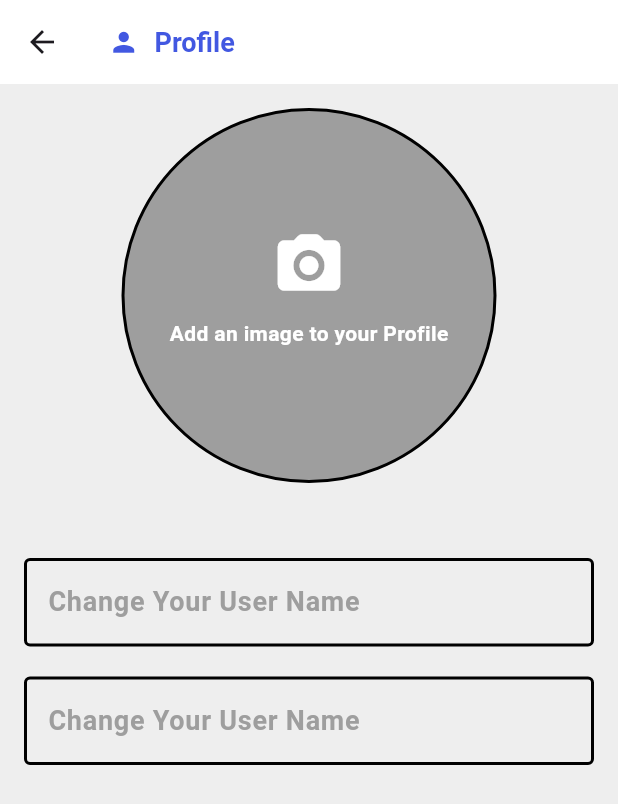
After one commit to Anes2021/myB_blog_application, a Flutter app: the screen it shows once a user with an empty profile is signed in, in the side drawer, after a tap on "Profile", on a phone screen of 412 x 824 dp. The commit adds this screen. Shown: the top 804 px of the screen. Run offline on Flutter 3.47's test engine with Material 3 defaults, Android fonts, the phone set to English and light mode, and no system bars; our stand-ins replace cherry_toast, cloud_firestore, firebase_auth, firebase_core, firebase_storage, google_fonts and 2 more; accounts and stored records are empty.

Commit message:
add Comments_Screen so every one feel free to delete or go back to his comments in any time + Profile_Screen UI

```diff
--- a/lib/models/comment_model.dart
+++ b/lib/models/comment_model.dart
@@ -4,9 +4,11 @@ class CommentModel {
   final String username;
   final String description;
   final DateTime date;
+  final String blogId;
 
   CommentModel({
     required this.date,
+    required this.blogId,
     required this.id,
     required this.userId,
     required this.username,
@@ -20,6 +22,7 @@ class CommentModel {
       'username': username,
       'description': description,
       "userId": userId,
+      "blogId": blogId,
       'date': date.toIso8601String(),
     };
   }
@@ -29,6 +32,7 @@ class CommentModel {
     return CommentModel(
       id: json['id'] as String,
       username: json['username'] as String,
+      blogId: json['blogId'] as String,
       description: json['description'] as String,
       date: DateTime.parse(json['date']),
       userId: json['userId'] as String,
--- a/lib/screens/blog_screen.dart
+++ b/lib/screens/blog_screen.dart
@@ -453,6 +453,7 @@ class _BlogScreenState extends State<BlogScreen> {
       userId: auth.currentUser!.uid,
       username: userModel.userName,
       description: _commentController.text.trim(),
+      blogId: widget.blogModel.id,
     );
 
     await firestore
--- a/lib/screens/home_screen.dart
+++ b/lib/screens/home_screen.dart
@@ -11,6 +11,8 @@ import 'package:mustaqim/models/blog_model.dart';
 import 'package:mustaqim/screens/auth/login_screen.dart';
 import 'package:mustaqim/screens/auth/registration_screen.dart';
 import 'package:mustaqim/screens/blog_screen.dart';
+import 'package:mustaqim/screens/comments_screen.dart';
+import 'package:mustaqim/screens/profile_screen.dart';
 
 class HomeScreen extends StatefulWidget {
   const HomeScreen({super.key});
@@ -60,10 +62,11 @@ class _HomeScreenState extends State<HomeScreen> {
         .then((doc) {
       return UserModel.fromJson(doc.data()!);
     });
-
-    setState(() {
-      isPageLoading = false;
-    });
+    if (mounted) {
+      setState(() {
+        isPageLoading = false;
+      });
+    }
   }
 
   @override
@@ -102,7 +105,9 @@ class _HomeScreenState extends State<HomeScreen> {
                       DrawerTile(
                         text: "Profile",
                         function: () {
-                          null;
+                          Navigator.of(context).push(MaterialPageRoute(
+                            builder: (context) => const ProfileScreen(),
+                          ));
                         },
                         iconT: Icons.person,
                       ),
@@ -119,6 +124,15 @@ class _HomeScreenState extends State<HomeScreen> {
                           null;
                         },
                         iconT: Icons.favorite_rounded,
+                      ),
+                      DrawerTile(
+                        text: "Comments",
+                        function: () {
+                          Navigator.of(context).push(MaterialPageRoute(
+                            builder: (context) => const CommentsScreen(),
+                          ));
+                        },
+                        iconT: Icons.comment_rounded,
                       ),
                       DrawerTile(
                         text: "Blogs",
--- /dev/null
+++ b/lib/screens/profile_screen.dart
@@ -0,0 +1,98 @@
+// ignore_for_file: use_build_context_synchronously
+
+import 'package:flutter/material.dart';
+import 'package:google_fonts/google_fonts.dart';
+import 'package:mustaqim/core/colors.dart';
+import 'package:mustaqim/core/styles_text.dart';
+import 'package:mustaqim/core/text_field_form.dart';
+
+class ProfileScreen extends StatefulWidget {
+  const ProfileScreen({super.key});
+
+  @override
+  State<ProfileScreen> createState() => ProfileScreenState();
+}
+
+class ProfileScreenState extends State<ProfileScreen> {
+  TextEditingController updateUsernameController = TextEditingController();
+  TextEditingController updateDescriptionController = TextEditingController();
+  @override
+  Widget build(BuildContext context) {
+    return Scaffold(
+      backgroundColor: Colors.grey[200],
+      appBar: AppBar(
+        title: Column(
+          children: [
+            Row(
+              children: [
+                const Icon(Icons.person, size: 21, color: ColorsApp.blueColor),
+                const SizedBox(
+                  width: 10,
+                ),
+                Text(
+                  "Profile",
+                  style: TextStyleForms.buttonBlue,
+                ),
+              ],
+            ),
+          ],
+        ),
+        backgroundColor: ColorsApp.whiteColor,
+      ),
+      body: SingleChildScrollView(
+        child: Padding(
+          padding: const EdgeInsets.all(16.0),
+          child: Column(
+            crossAxisAlignment: CrossAxisAlignment.center,
+            children: [
+              Container(
+                height: 250,
+                width: 250,
+                decoration: BoxDecoration(
+                    border: Border.all(color: ColorsApp.blackColor, width: 2),
+                    borderRadius: BorderRadius.circular(200),
+                    color: ColorsApp.greyColor),
+                child: Center(
+                    child: Column(
+                  mainAxisAlignment: MainAxisAlignment.center,
+                  children: [
+                    const Icon(
+                      Icons.camera_alt_rounded,
+                      color: ColorsApp.whiteColor,
+                      size: 50,
+                    ),
+                    const SizedBox(
+                      height: 10,
+                    ),
+                    Text("Add an image to your Profile",
+                        style: GoogleFonts.aBeeZee(
+                          textStyle: const TextStyle(
+                              fontSize: 14,
+                              color: ColorsApp.whiteColor,
+                              fontWeight: FontWeight.bold),
+                        )),
+                    const SizedBox(
+                      height: 10,
+                    )
+                  ],
+                )),
+              ),
+              const SizedBox(
+                height: 50,
+              ),
+              TextFieldForm(
+                textEditingController: updateUsernameController,
+                labelT: "Change Your User Name",
+              ),
+              const SizedBox(height: 20),
+              TextFieldForm(
+                textEditingController: updateDescriptionController,
+                labelT: "Change Your User Name",
+              ),
+            ],
+          ),
+        ),
+      ),
+    );
+  }
+}
```
Also changed, not shown: lib/screens/comments_screen.dart (added, +240 -0 lines).
